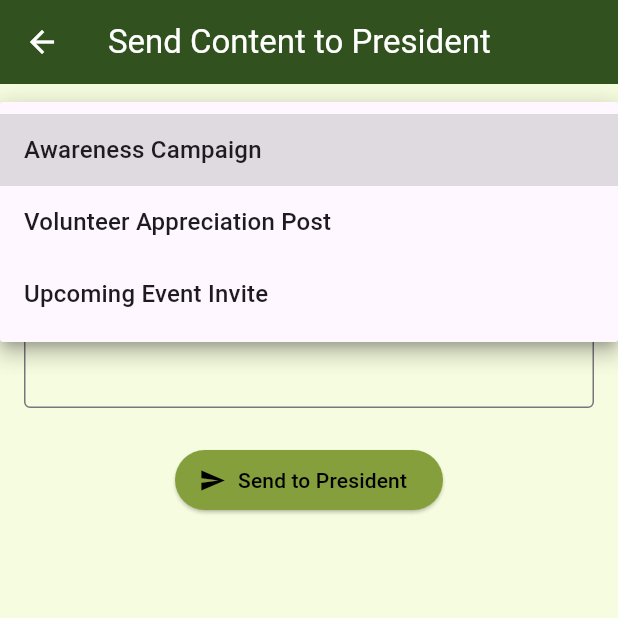
After one commit to Muhammadsaqibsharif/kaar_e_kamal, a Flutter app: the ContentToPresidentRequestScreen screen opened by its route, after a tap on "Select Content", on a phone screen of 412 x 824 dp, the top half of it. The commit adds this screen. Run offline on Flutter 3.47's test engine with Material 3 defaults, Android fonts, the light colour scheme and no system bars; our stand-ins replace carousel_slider, flutter_cache_manager, image_picker, percent_indicator, permission_handler, share_plus and 1 more; accounts and stored records are empty.

Commit message:
Content To President Request Screen

```diff
--- a/lib/routes/app_routes.dart
+++ b/lib/routes/app_routes.dart
@@ -3,6 +3,7 @@ import 'package:kaar_e_kamal/core/theme/theme_settings_screen.dart';
 import 'package:kaar_e_kamal/routes/route_names.dart';
 import 'package:kaar_e_kamal/screens/common/profile/user_profile_screen.dart';
 import 'package:kaar_e_kamal/screens/drawer/mainDrawer.dart';
+import 'package:kaar_e_kamal/screens/leaders/content_team/send_to_president/content_team_leader_approval_request_screen.dart';
 import 'package:kaar_e_kamal/screens/leaders/content_team/content_team_leader_dashboard_screen.dart';
 import 'package:kaar_e_kamal/screens/leaders/content_team/content_tools/content_team_leader_content_editor_screen.dart';
 import 'package:kaar_e_kamal/screens/leaders/content_team/task_assignment/content_team_leader_assign_task_screen.dart';
@@ -148,6 +149,7 @@ class AppRoutes {
       RouteNames.ContentTeamLeaderAssignTaskScreen: (context) => ContentTeamLeaderAssignTaskScreen(),
       RouteNames.ContentTeamLeaderMemberAvailabilityScreen: (context) => ContentTeamLeaderMemberAvailabilityScreen(),
       RouteNames.ContentTeamLeaderContentEditorScreen: (context) => ContentTeamLeaderContentEditorScreen(),
+      RouteNames.ContentToPresidentRequestScreen: (context) => ContentToPresidentRequestScreen(),
     };
   }
 }
--- a/lib/routes/route_names.dart
+++ b/lib/routes/route_names.dart
@@ -31,32 +31,42 @@ class RouteNames {
   static const String CreateEventScreen = '/CreateEventScreen';
   static const String EmergencyProtocolsScreen = '/EmergencyProtocolsScreen';
 
-   //president routes
+  //president routes
   static const String PresidentDashboardScreen = '/PresidentDashboardScreen';
   static const String PresidentDashboardWidget = '/PresidentDashboardWidget';
   static const String TeamManagmentScreen = '/TeamManagmentScreen';
-  static const String ChapterPerformanceReportScreen = '/ChapterPerformanceReportScreen';
+  static const String ChapterPerformanceReportScreen =
+      '/ChapterPerformanceReportScreen';
   static const String DonationReportScreen = '/donationReportScreen';
   static const String ActivityLevelReportScreen = '/activityLevelReportScreen';
-  static const String VolunteerEngagementReportScreen = '/volunteerEngagementReportScreen';
+  static const String VolunteerEngagementReportScreen =
+      '/volunteerEngagementReportScreen';
   static const String TaskManagementScreen = '/TaskManagementScreen';
   static const String TaskDetailsScreen = '/TaskDetailsScreen';
   static const String TeamProgressScreen = '/TeamProgressScreen';
-  static const String PresidentCommunicationScreen = '/PresidentCommunicationScreen';
-  static const String PresidentEventManagementScreen = '/PresidentEventManagementScreen';
+  static const String PresidentCommunicationScreen =
+      '/PresidentCommunicationScreen';
+  static const String PresidentEventManagementScreen =
+      '/PresidentEventManagementScreen';
   static const String EncourageVolunteersScreen = '/EncourageVolunteersScreen';
   static const String ManageResourcesScreen = '/ManageResourcesScreen';
-  static const String SuperAdminPresidentChatScreen = '/SuperAdminPresidentChatScreen';
-  static const String MaintainDocumentationScreen = '/MaintainDocumentationScreen';
+  static const String SuperAdminPresidentChatScreen =
+      '/SuperAdminPresidentChatScreen';
+  static const String MaintainDocumentationScreen =
+      '/MaintainDocumentationScreen';
   static const String ComplianceScreen = '/ComplianceScreen';
 
-   //content team leader routes
-  static const String ContentTeamLeaderDashboardScreen = '/ContentTeamLeaderDashboardScreen';
-  static const String ContentTeamLeaderTaskDashboardScreen = '/ContentTeamLeaderTaskDashboardScreen';
-  static const String ContentTeamLeaderAssignTaskScreen = '/ContentTeamLeaderAssignTaskScreen';
-  static const String ContentTeamLeaderMemberAvailabilityScreen = '/ContentTeamLeaderMemberAvailabilityScreen';
-  static const String ContentTeamLeaderContentEditorScreen = '/ContentTeamLeaderContentEditorScreen';
-
-
-
+  //content team leader routes
+  static const String ContentTeamLeaderDashboardScreen =
+      '/ContentTeamLeaderDashboardScreen';
+  static const String ContentTeamLeaderTaskDashboardScreen =
+      '/ContentTeamLeaderTaskDashboardScreen';
+  static const String ContentTeamLeaderAssignTaskScreen =
+      '/ContentTeamLeaderAssignTaskScreen';
+  static const String ContentTeamLeaderMemberAvailabilityScreen =
+      '/ContentTeamLeaderMemberAvailabilityScreen';
+  static const String ContentTeamLeaderContentEditorScreen =
+      '/ContentTeamLeaderContentEditorScreen';
+  static const String ContentToPresidentRequestScreen =
+      '/ContentToPresidentRequestScreen';
 }
--- a/lib/screens/leaders/content_team/content_team_leader_dashboard_screen.dart
+++ b/lib/screens/leaders/content_team/content_team_leader_dashboard_screen.dart
@@ -74,10 +74,11 @@ class ContentTeamLeaderDashboardScreen extends StatelessWidget {
                   ),
                   _buildFeatureTile(
                     context,
-                    title: 'Review & Send',
+                    title: 'Send To President',
                     icon: Icons.rate_review,
                     onTap: () {
-                      // Navigator.pushNamed(context, RouteNames.ContentTeamLeaderReviewDraft);
+                      Navigator.pushNamed(
+                          context, RouteNames.ContentToPresidentRequestScreen);
                     },
                   ),
                   _buildFeatureTile(
--- /dev/null
+++ b/lib/screens/leaders/content_team/send_to_president/content_team_leader_approval_request_screen.dart
@@ -0,0 +1,88 @@
+import 'package:flutter/material.dart';
+
+class ContentToPresidentRequestScreen extends StatefulWidget {
+  const ContentToPresidentRequestScreen({Key? key}) : super(key: key);
+
+  @override
+  State<ContentToPresidentRequestScreen> createState() =>
+      _ContentToPresidentRequestScreenState();
+}
+
+class _ContentToPresidentRequestScreenState
+    extends State<ContentToPresidentRequestScreen> {
+  final _formKey = GlobalKey<FormState>();
+  String? _selectedContent;
+  String? _note;
+
+  final List<String> _contentOptions = [
+    'Awareness Campaign',
+    'Volunteer Appreciation Post',
+    'Upcoming Event Invite',
+  ];
+
+  void _submitRequest() {
+    if (_formKey.currentState!.validate()) {
+      _formKey.currentState!.save();
+
+      // Simulate sending content to the President
+      ScaffoldMessenger.of(context).showSnackBar(
+        const SnackBar(
+            content: Text('Content sent to the President successfully!')),
+      );
+    }
+  }
+
+  @override
+  Widget build(BuildContext context) {
+    return Scaffold(
+      appBar: AppBar(
+        title: const Text('Send Content to President'),
+      ),
+      body: Padding(
+        padding: const EdgeInsets.all(16),
+        child: Form(
+          key: _formKey,
+          child: Column(
+            children: [
+              DropdownButtonFormField<String>(
+                value: _selectedContent,
+                decoration: const InputDecoration(
+                  labelText: 'Select Content',
+                  border: OutlineInputBorder(),
+                ),
+                items: _contentOptions.map((content) {
+                  return DropdownMenuItem<String>(
+                    value: content,
+                    child: Text(content),
+                  );
+                }).toList(),
+                onChanged: (value) {
+                  setState(() {
+                    _selectedContent = value;
+                  });
+                },
+                validator: (value) =>
+                    value == null ? 'Please select content to send' : null,
+              ),
+              const SizedBox(height: 16),
+              TextFormField(
+                decoration: const InputDecoration(
+                  labelText: 'Content',
+                  border: OutlineInputBorder(),
+                ),
+                maxLines: 4,
+                onSaved: (value) => _note = value,
+              ),
+              const SizedBox(height: 24),
+              ElevatedButton.icon(
+                onPressed: _submitRequest,
+                icon: const Icon(Icons.send),
+                label: const Text('Send to President'),
+              ),
+            ],
+          ),
+        ),
+      ),
+    );
+  }
+}
```
